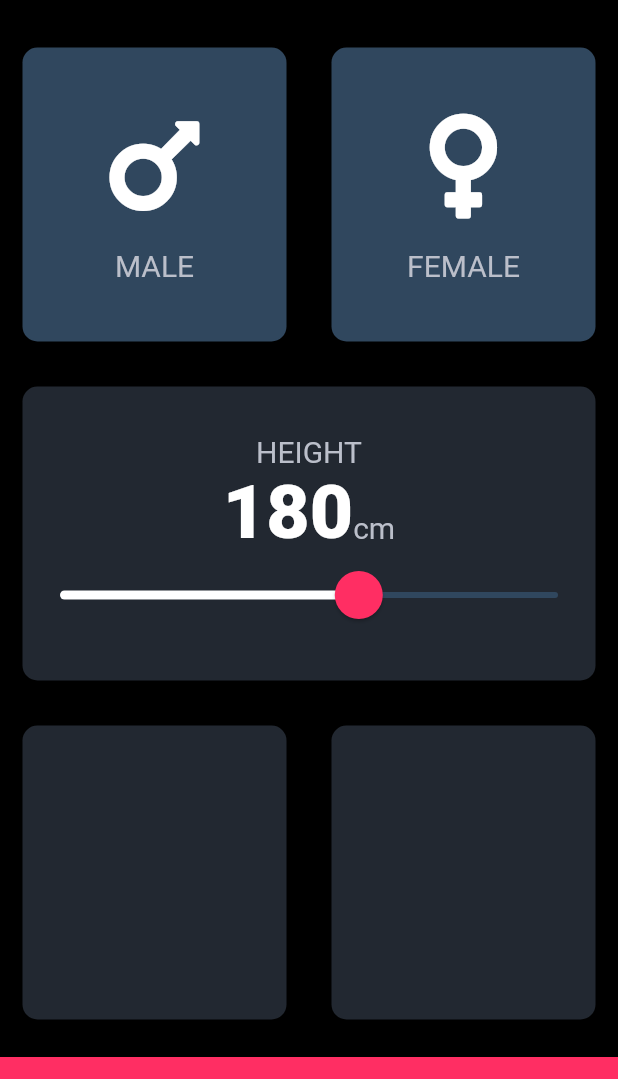
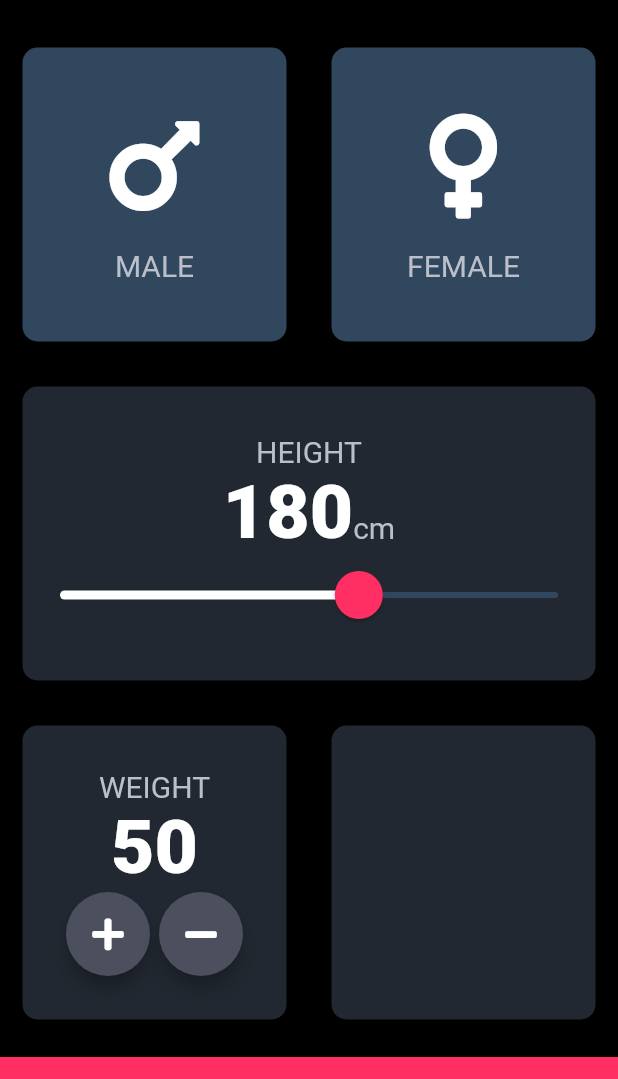
Before and after one commit to siumhossain/bmi_calculator_by_flutter, a Flutter app: the screen it shows after launch, on a phone screen of 412 x 824 dp, the part 59-1138 px from its top. Run offline on Flutter 3.47's test engine with Material 2 defaults, Android fonts, the phone set to English and light mode, and no system bars; our stand-ins replace font_awesome_flutter.

Commit message:
eytaw janina

```diff
--- a/lib/input_page.dart
+++ b/lib/input_page.dart
@@ -20,6 +20,7 @@ class InputPage extends StatefulWidget {
 
 class _InputPageState extends State<InputPage> {
   int height = 180;
+  int weight = 50;
   @override
   Widget build(BuildContext context) {
     return Scaffold(
@@ -97,7 +98,34 @@ class _InputPageState extends State<InputPage> {
           ),),
           Expanded(child: Row(
             children: <Widget>[
-              Expanded(child: ReusableCard(color: kActiveCardColor),),
+              Expanded(child: ReusableCard(color: kActiveCardColor,
+                iconContent: Column(
+                  mainAxisAlignment: MainAxisAlignment.center,
+                  children: <Widget>[
+                    Text('WEIGHT',style: labelTextStyle,),
+                    Text(weight.toString(),style: kNumberTextStyle,),
+                    Row(
+                      mainAxisAlignment: MainAxisAlignment.center,
+                      children: [
+                        RoundIconButton(icon: FontAwesomeIcons.plus,iconColor: Colors.white,onPressed: (){
+                          setState(() {
+                            weight++;
+                          });
+                        },),
+                        SizedBox(width: 6.0,),
+                        RoundIconButton(icon: FontAwesomeIcons.minus,iconColor: Colors.white,
+                          onPressed: (){
+                          setState(() {
+                            weight--;
+                          });
+                          },
+                        ),
+                      ],
+                    ),
+
+                  ],
+                ),
+              ),),
               Expanded(child: ReusableCard(color: kActiveCardColor),),
             ],
           ),),
@@ -114,3 +142,23 @@ class _InputPageState extends State<InputPage> {
     );
   }
 }
+class RoundIconButton extends StatelessWidget {
+  RoundIconButton({this.icon,this.iconColor,this.onPressed});
+  final IconData icon;
+  final Color iconColor;
+  final Function onPressed;
+  @override
+  Widget build(BuildContext context) {
+    return RawMaterialButton(
+      child: Icon(icon,color: iconColor,),
+        constraints: BoxConstraints.tightFor(
+          width: 56.0,
+          height: 56.0,
+        ),
+        onPressed:onPressed,
+      shape: CircleBorder(),
+      fillColor: Color(0xFF4C4F5E),
+      elevation: 5.0,
+    );
+  }
+}
```
Also changed, not shown: lib/constant.dart (line endings or trailing spaces).
